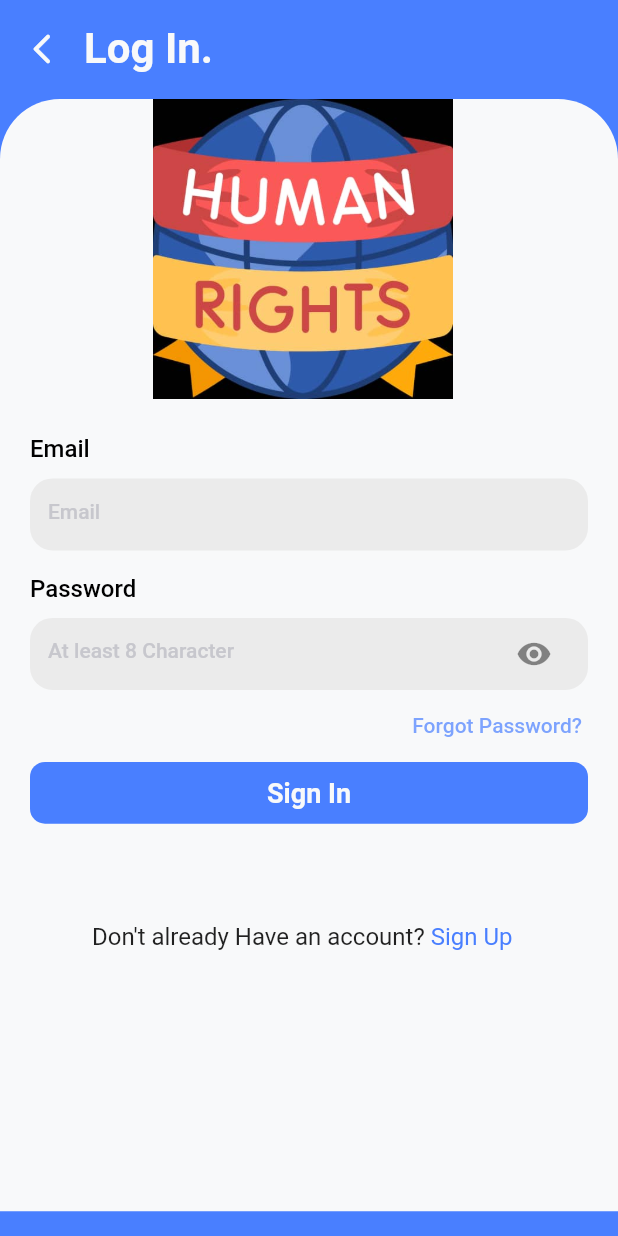
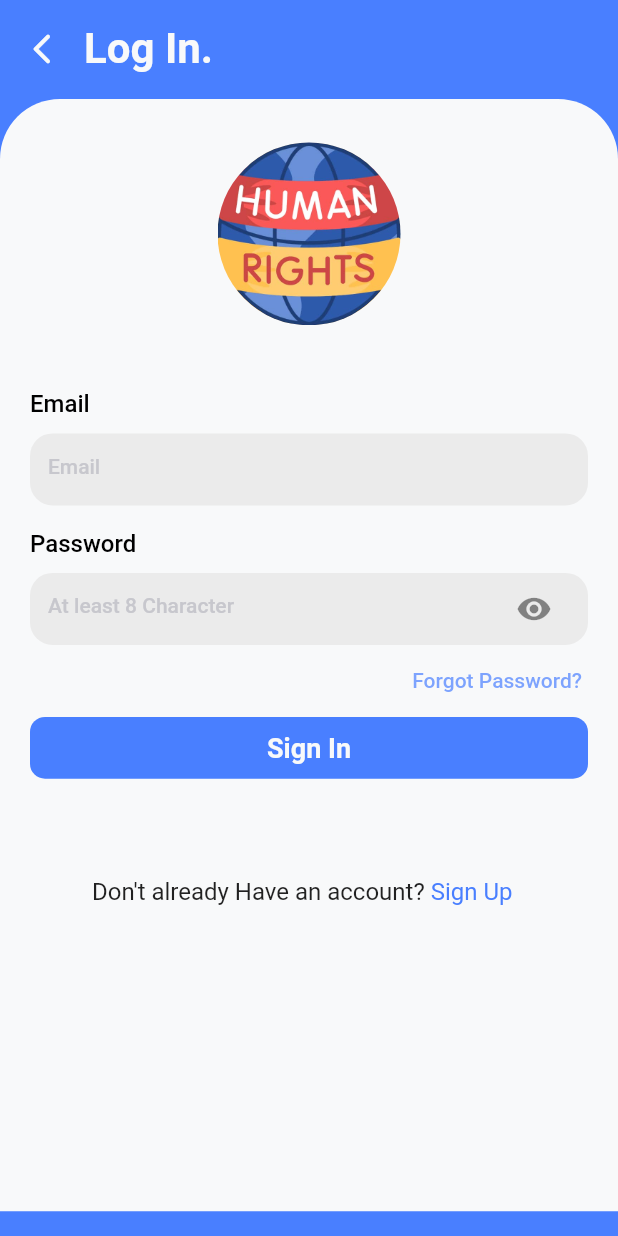
Before and after one commit to lyoman/humanright, a Flutter app: the screen it shows after launch, on a phone screen of 412 x 824 dp. Run offline on Flutter 3.47's test engine with Material 2 defaults, Android fonts, the light colour scheme and no system bars; our stand-ins replace cloud_firestore, firebase_auth, firebase_core, get, hexcolor; accounts and stored records are empty.

Commit message:
fix(HR): login screens UI

```diff
--- a/lib/screens/signin.dart
+++ b/lib/screens/signin.dart
@@ -52,15 +52,21 @@ class _SigninState extends State<Signin> {
               child: Column(
                 crossAxisAlignment: CrossAxisAlignment.start,
                 children: [
-                  Container(
-                    height: 200,
-                    width: MediaQuery.of(context).size.width * 0.8,
-                    margin: EdgeInsets.only(
-                        left: MediaQuery.of(context).size.width * 0.09),
-                    child: Image.asset("assets/logo.jpeg"),
+                  Center(
+                    child: Container(
+                      height: 160.0,
+                      width: 160.0,
+                      margin: const EdgeInsets.all(10),
+                      padding: const EdgeInsets.all(19),
+                      child: Center(
+                        child: ClipOval(
+                          child: Image.asset("assets/logo.jpeg"),
+                        ),
+                      ),
+                    ),
                   ),
                   const SizedBox(
-                    height: 24,
+                    height: 14,
                   ),
                   CustomFormField(
                     headingText: "Email",
@@ -120,9 +126,9 @@ class _SigninState extends State<Signin> {
                     text: "Sign Up",
                     onTap: () {
                       Navigator.pushReplacement(
-                          context,
-                          MaterialPageRoute(
-                              builder: (context) => const SignUp()));
+                        context,
+                        MaterialPageRoute(builder: (context) => const SignUp()),
+                      );
                     },
                   ),
                 ],
```
Also changed, not shown: lib/screens/signup.dart (+12 -6 lines).
